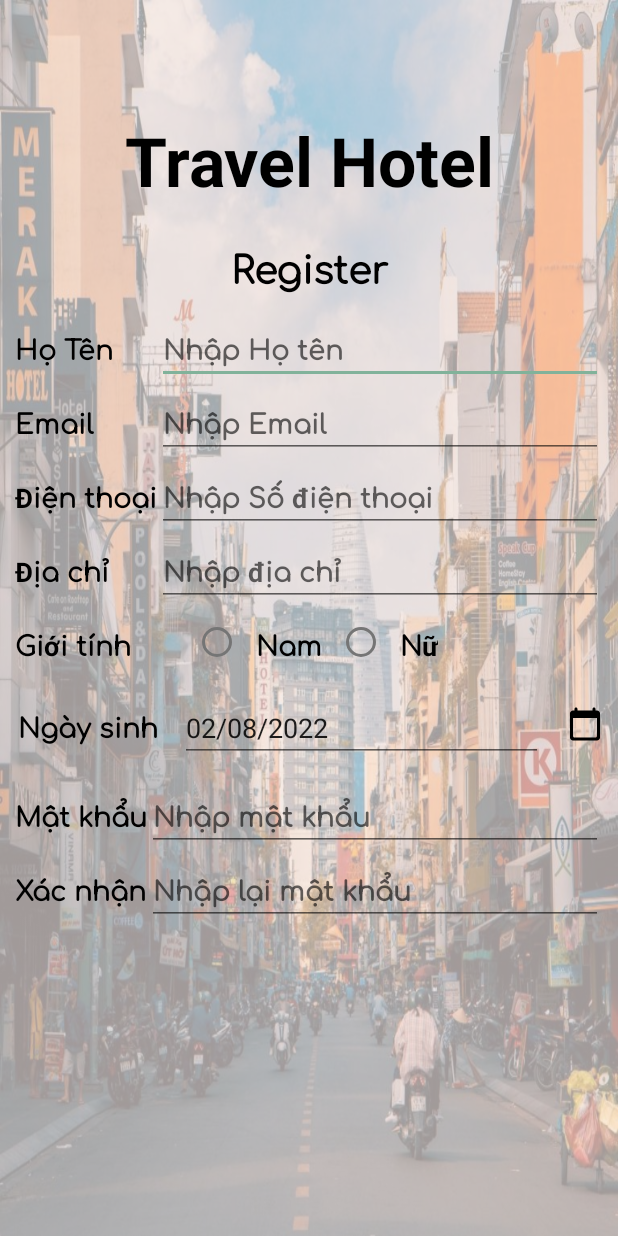
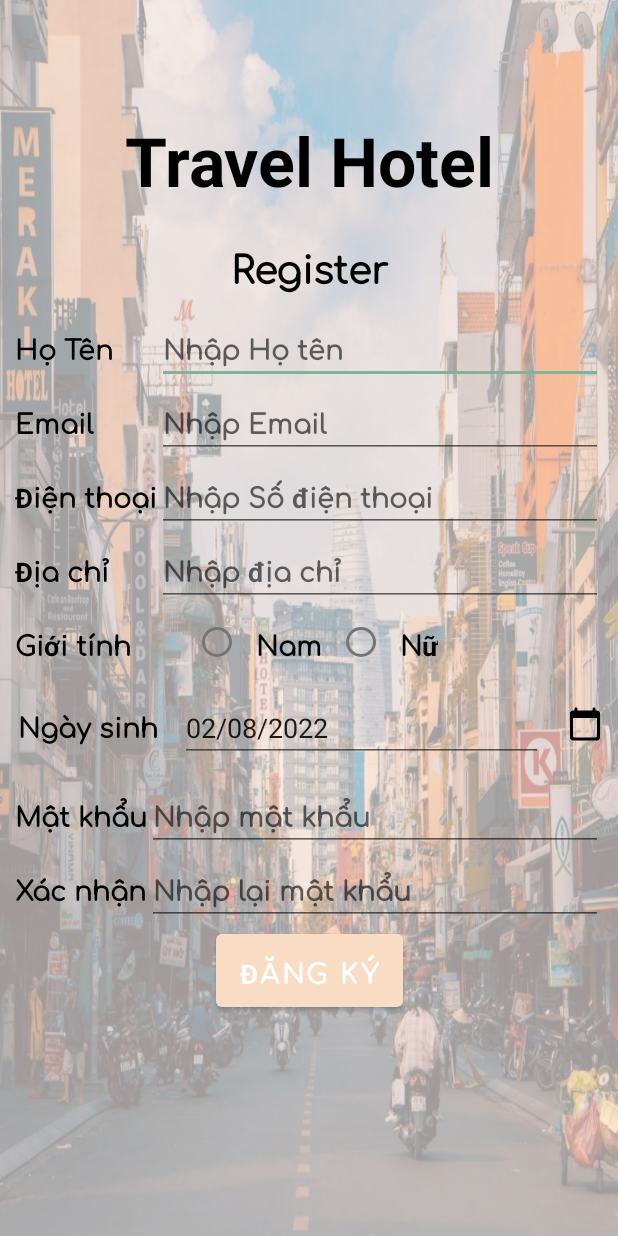
Before and after one commit to lecamthuy1002/DoAnAndroid, an Android app: the screen it shows after launch (RegisterActivity), on a phone screen of 412 x 824 dp. Run offline under Robolectric (Android 15) with nearby library versions, the phone set to English and light mode, and no system bars; Roboto replaces fonts that are not available here.

Commit message:
xong layout dang ky

```diff
--- a/app/src/main/res/layout/activity_register.xml
+++ b/app/src/main/res/layout/activity_register.xml
@@ -313,5 +313,18 @@
         </TableRow>
     </TableLayout>
 
+    <Button
+        android:id="@+id/Dangky"
+        android:text="Đăng ký"
+        android:textSize="18sp"
+        android:textStyle="bold"
+        android:paddingTop="10dp"
+        android:paddingBottom="10dp"
+        android:fontFamily="@font/comfortaa"
+        app:layout_constraintEnd_toEndOf="parent"
+        app:layout_constraintStart_toStartOf="parent"
+        app:layout_constraintTop_toBottomOf="@+id/tb4"
+        android:layout_width="wrap_content"
+        android:layout_height="wrap_content"/>
 
 </androidx.constraintlayout.widget.ConstraintLayout>
```
